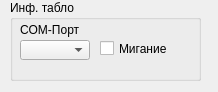
Before: the Qt Designer form m_cfg/tablo_widget.ui in xXRadioHeadXx/start7, drawn with Qt 5.
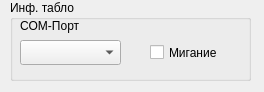
After: the same form once the commit is applied.

The edit to the form file:
```diff
--- a/m_cfg/tablo_widget.ui
+++ b/m_cfg/tablo_widget.ui
@@ -6,7 +6,7 @@
    <rect>
     <x>0</x>
     <y>0</y>
-    <width>218</width>
+    <width>264</width>
     <height>92</height>
    </rect>
   </property>
@@ -18,7 +18,7 @@
     <rect>
      <x>10</x>
      <y>0</y>
-     <width>191</width>
+     <width>241</width>
      <height>81</height>
     </rect>
    </property>
@@ -29,9 +29,9 @@
     <property name="geometry">
      <rect>
       <x>10</x>
-      <y>22</y>
-      <width>73</width>
-      <height>16</height>
+      <y>13</y>
+      <width>151</width>
+      <height>25</height>
      </rect>
     </property>
     <property name="text">
@@ -43,30 +43,30 @@
      <rect>
       <x>10</x>
       <y>40</y>
-      <width>70</width>
-      <height>20</height>
+      <width>101</width>
+      <height>25</height>
      </rect>
     </property>
     <property name="minimumSize">
      <size>
       <width>66</width>
-      <height>20</height>
+      <height>25</height>
      </size>
     </property>
     <property name="maximumSize">
      <size>
-      <width>81</width>
-      <height>20</height>
+      <width>999</width>
+      <height>25</height>
      </size>
     </property>
    </widget>
    <widget class="QCheckBox" name="Blinking">
     <property name="geometry">
      <rect>
-      <x>90</x>
+      <x>140</x>
       <y>40</y>
       <width>91</width>
-      <height>17</height>
+      <height>25</height>
      </rect>
     </property>
     <property name="text">
```
